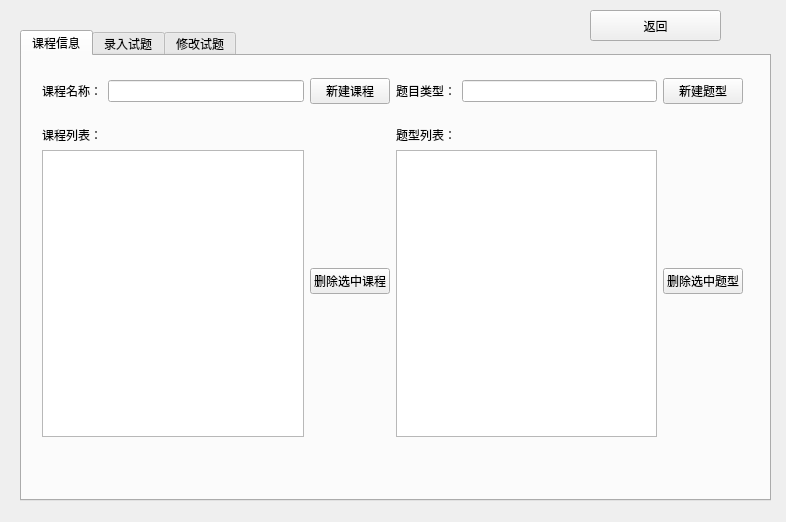
andyhuzhill/PaperGenerator, file newsubjectform.ui: the form before one commit.
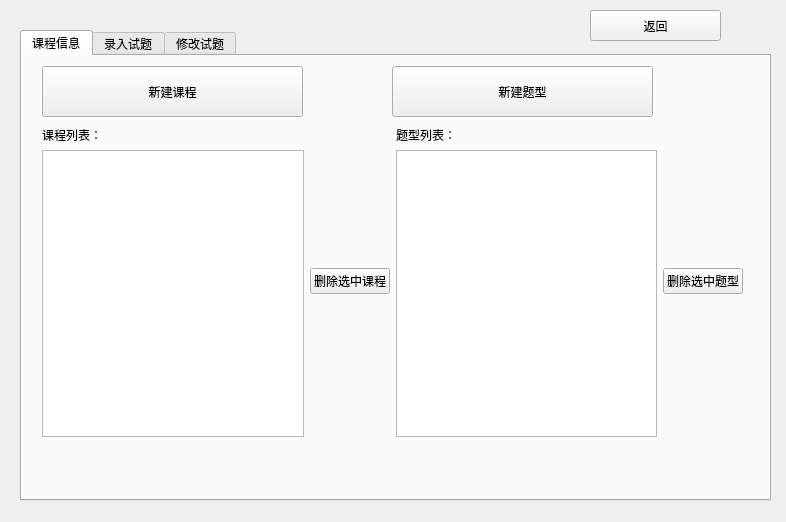
The form after the commit.

Commit message: 修改部分界面    修正用户管理部分bug

What changed in the file:
```diff
--- a/newsubjectform.ui
+++ b/newsubjectform.ui
@@ -29,59 +29,7 @@
     <attribute name="title">
      <string>课程信息</string>
     </attribute>
-    <widget class="QWidget" name="layoutWidget">
-     <property name="geometry">
-      <rect>
-       <x>20</x>
-       <y>20</y>
-       <width>701</width>
-       <height>30</height>
-      </rect>
-     </property>
-     <layout class="QHBoxLayout" name="horizontalLayout">
-      <item>
-       <widget class="QLabel" name="subjectNameLabel">
-        <property name="text">
-         <string>课程名称：</string>
-        </property>
-        <property name="buddy">
-         <cstring>SubjectNameEdit</cstring>
-        </property>
-       </widget>
-      </item>
-      <item>
-       <widget class="QLineEdit" name="SubjectNameEdit"/>
-      </item>
-      <item>
-       <widget class="QPushButton" name="newSubjectButton">
-        <property name="text">
-         <string>新建课程</string>
-        </property>
-       </widget>
-      </item>
-      <item>
-       <widget class="QLabel" name="questionTypeLabel">
-        <property name="text">
-         <string>题目类型：</string>
-        </property>
-        <property name="buddy">
-         <cstring>questionTypeEdit</cstring>
-        </property>
-       </widget>
-      </item>
-      <item>
-       <widget class="QLineEdit" name="questionTypeEdit"/>
-      </item>
-      <item>
-       <widget class="QPushButton" name="newTypeButton">
-        <property name="text">
-         <string>新建题型</string>
-        </property>
-       </widget>
-      </item>
-     </layout>
-    </widget>
-    <widget class="QWidget" name="layoutWidget">
+    <widget class="QWidget" name="layoutWidget2">
      <property name="geometry">
       <rect>
        <x>20</x>
@@ -141,6 +89,32 @@
       </item>
      </layout>
     </widget>
+    <widget class="QPushButton" name="newSubjectButton">
+     <property name="geometry">
+      <rect>
+       <x>20</x>
+       <y>10</y>
+       <width>261</width>
+       <height>51</height>
+      </rect>
+     </property>
+     <property name="text">
+      <string>新建课程</string>
+     </property>
+    </widget>
+    <widget class="QPushButton" name="newTypeButton">
+     <property name="geometry">
+      <rect>
+       <x>370</x>
+       <y>10</y>
+       <width>261</width>
+       <height>51</height>
+      </rect>
+     </property>
+     <property name="text">
+      <string>新建题型</string>
+     </property>
+    </widget>
    </widget>
    <widget class="QWidget" name="tab_2">
     <attribute name="title">
@@ -171,7 +145,7 @@
        <string>文件名：</string>
       </property>
      </widget>
-     <widget class="QWidget" name="layoutWidget">
+     <widget class="QWidget" name="layoutWidget3">
       <property name="geometry">
        <rect>
         <x>20</x>
```
Left out of the diff: 8 changed lines with no effect on the pictures. The commit also changes 6 other files.
